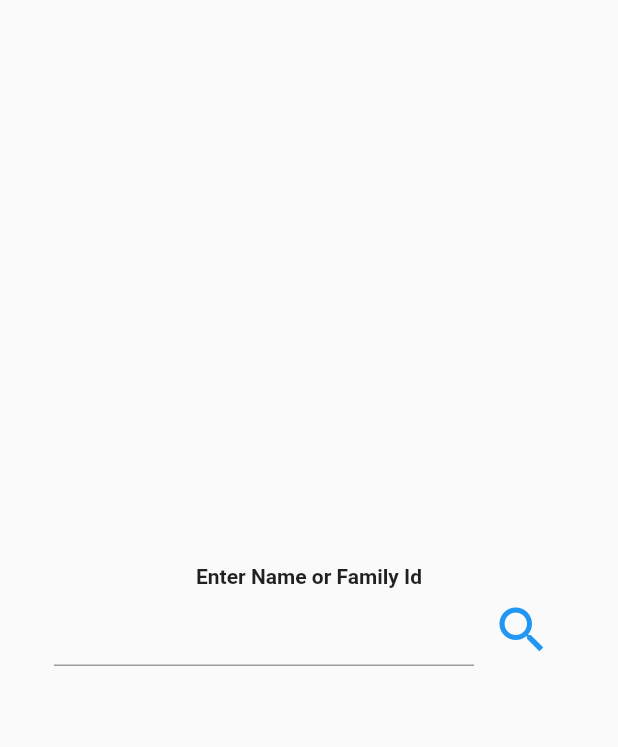
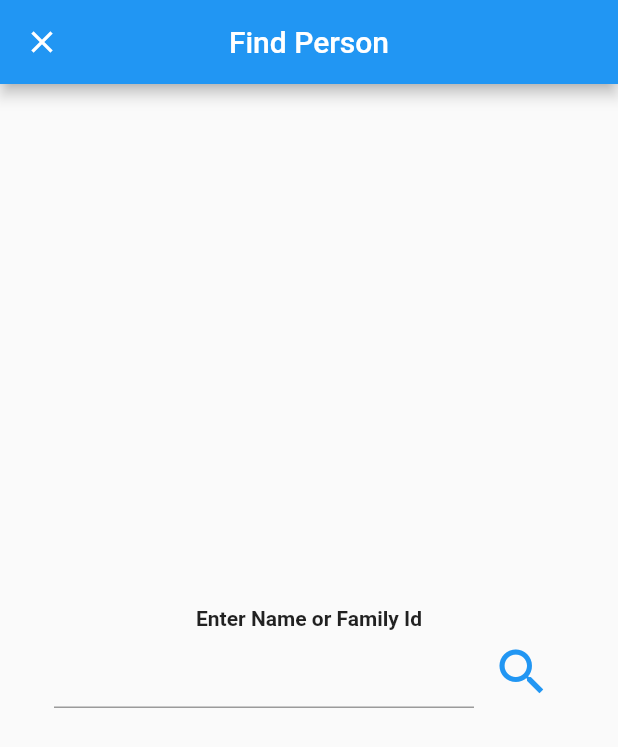
Before and after one commit to rfgmendoza/mendoza_family_app, a Flutter app: the SearchPage screen opened directly with empty values, after a tap on "Find Relative", on a phone screen of 412 x 824 dp. Shown: the top 747 px of the screen. Run offline on Flutter 3.47's test engine with Material 2 defaults, Android fonts, the phone set to English and light mode, and no system bars; our stand-ins replace shared_preferences; missing offline and left inert: graphview; accounts and stored records are empty.

Commit message:
add buttons to universal list tile

```diff
--- a/lib/pages/search_page.dart
+++ b/lib/pages/search_page.dart
@@ -14,12 +14,14 @@ class SearchPage extends StatefulWidget {
 
 class _SearchPageState extends State<SearchPage> {
   late bool graphMode;
+  late FamilyPerson sourcePerson;
   FamilyPerson? targetPerson;
 
   @override
   void initState() {
     super.initState();
     graphMode = false;
+    sourcePerson = widget.user;
   }
 
   @override
@@ -35,13 +37,40 @@ class _SearchPageState extends State<SearchPage> {
         Column(
           mainAxisAlignment: MainAxisAlignment.center,
           children: [
-            personTile(widget.user),
+            personTile(sourcePerson,
+                trailing: SizedBox(
+                  width: 50.0,
+                  child: ButtonBar(
+                    mainAxisSize: MainAxisSize.min,
+                    children: [
+                      IconButton(
+                          onPressed: () {
+                            setState(() {
+                              sourcePerson = widget.user;
+                            });
+                          },
+                          icon: const Icon(Icons.cancel_outlined)),
+                      IconButton(
+                          onPressed: () {
+                            _openPeoplePicker().then((value) => {
+                                  if (value != null)
+                                    {
+                                      setState(() {
+                                        sourcePerson = value as FamilyPerson;
+                                      })
+                                    }
+                                });
+                          },
+                          icon: const Icon(Icons.person_add_alt_1))
+                    ],
+                  ),
+                )),
             const Divider(),
             person != null
                 ? Column(
                     children: [
                       Text(getRelationshipDescription(
-                          widget.user.id, person.id)),
+                          sourcePerson.id, person.id)),
                       const Divider(),
                       personTile(person),
                     ],
@@ -54,7 +83,9 @@ class _SearchPageState extends State<SearchPage> {
             ElevatedButton(
               child: const Text("Find Relative"),
               onPressed: () {
-                _openPeoplePicker();
+                _openPeoplePicker().then((value) => setState(() {
+                      targetPerson = value as FamilyPerson?;
+                    }));
               },
             ),
           ],
@@ -78,14 +109,11 @@ class _SearchPageState extends State<SearchPage> {
     );
   }
 
-  Future<void> _openPeoplePicker() async {
-    final peoplePickerResult = await Navigator.push(
+  Future<Object?> _openPeoplePicker() async {
+    return await Navigator.push(
         context,
         MaterialPageRoute(
             builder: (context) => const PeoplePickerPage(),
             fullscreenDialog: true));
-    setState(() {
-      targetPerson = peoplePickerResult as FamilyPerson?;
-    });
   }
 }
--- a/lib/util/common_widgets.dart
+++ b/lib/util/common_widgets.dart
@@ -2,9 +2,12 @@ import 'package:flutter/material.dart';
 
 import 'common_util.dart';
 
-Widget personTile(FamilyPerson person) {
+Widget personTile(FamilyPerson person, {Widget? trailing}) {
   return ListTile(
       title: Text(person.name),
       subtitle: Text(person.spouse),
-      leading: Text(person.id));
+      leading: Column(
+          mainAxisAlignment: MainAxisAlignment.center,
+          children: <Widget>[Text(person.id)]),
+      trailing: trailing);
 }
--- a/lib/widgets/people_picker_page.dart
+++ b/lib/widgets/people_picker_page.dart
@@ -76,6 +76,10 @@ class _PeoplePickerPageState extends State<PeoplePickerPage> {
     }
 
     return Scaffold(
+      appBar: AppBar(
+          title: const Text("Find Person"),
+          // actions: [IconButton(onPressed: _searchMode, icon: customIcon)],
+          centerTitle: true),
       body: Center(
         child: Padding(
           padding: const EdgeInsets.all(32.0),
```
Also changed, not shown: lib/pages/home_page.dart (+24 -7 lines).
